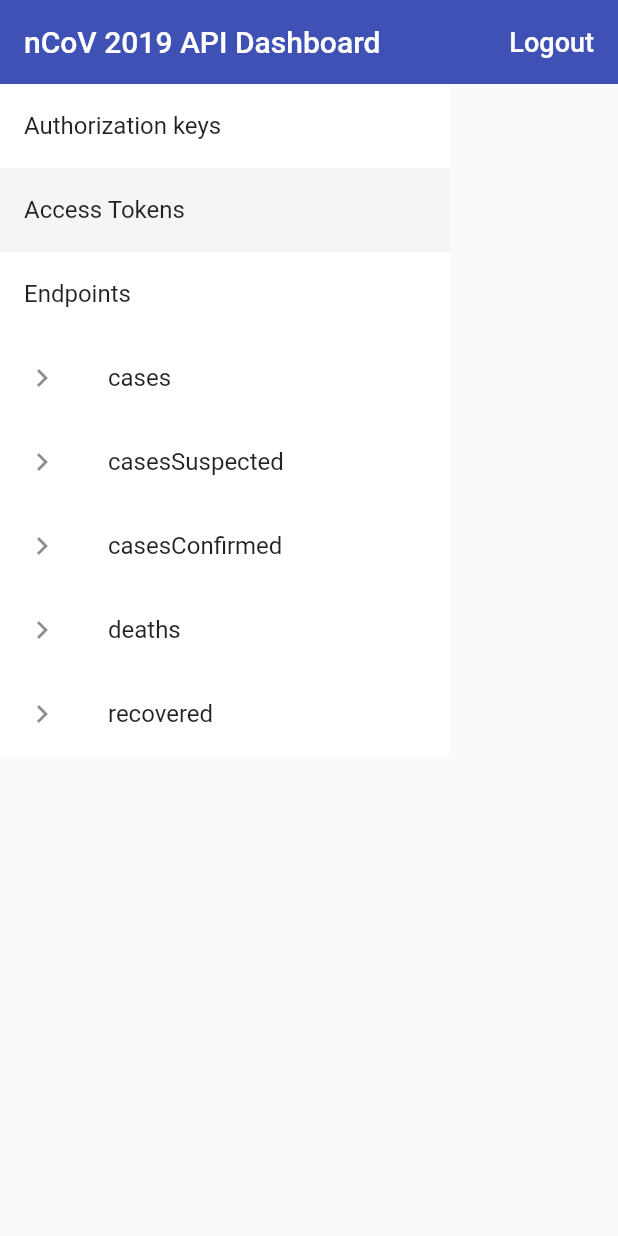
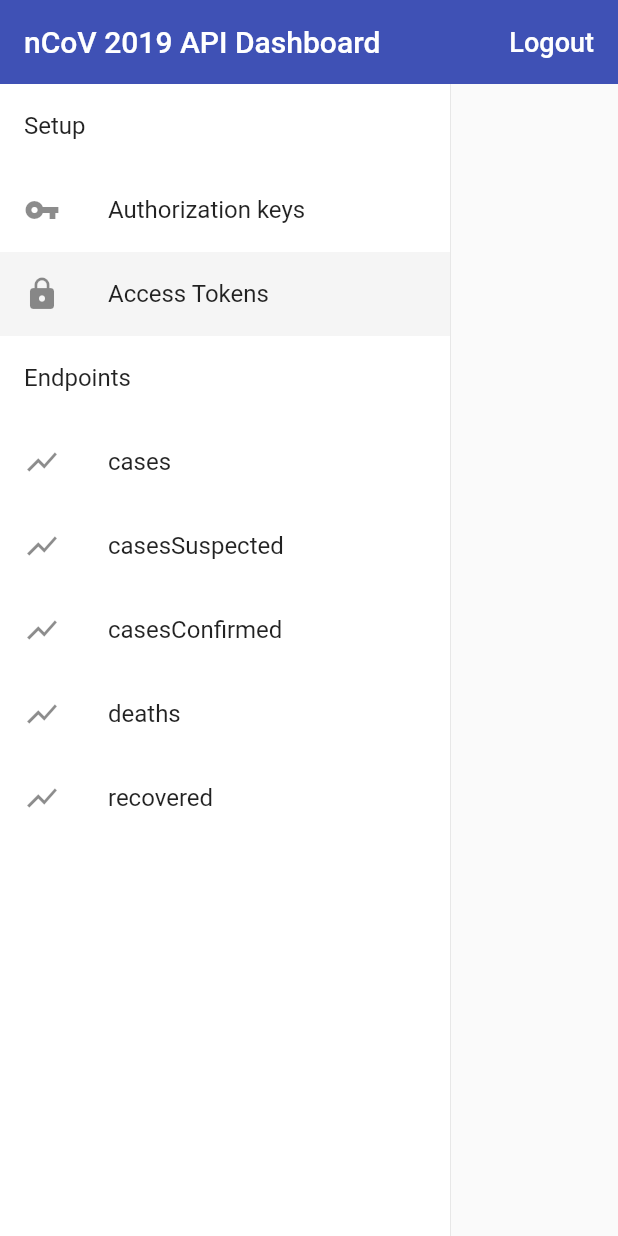
Before and after one commit to bizz84/ncov2019-api-and-webclient, a Flutter app: the screen it shows once a user with an empty profile is signed in, after a tap on "Access Tokens", on a phone screen of 412 x 824 dp. Run offline on Flutter 3.47's test engine with Material 2 defaults, Android fonts, the phone set to English and light mode, and no system bars; our stand-ins replace cloud_firestore, cloud_functions, firebase_auth, flutter_hooks, freezed_annotation; missing offline and left inert: cloud_firestore_web, cloud_functions_web, firebase_auth_web, firebase_core_web; accounts and stored records are empty; generated files the repository leaves out were written again.

Commit message:
Cleanup dashboard left panel

```diff
--- a/web_client/lib/app/dashboard/dashboard_contents.dart
+++ b/web_client/lib/app/dashboard/dashboard_contents.dart
@@ -24,12 +24,17 @@ class _DashboardContentsState extends State<DashboardContents> {
     return Row(
       mainAxisSize: MainAxisSize.max,
       children: [
-        SizedBox(
+        Container(
           width: 300,
+          color: Colors.white,
           child: DashboardLeftPanel(
             selectedPageType: _selectedPage,
             onPageSelected: _selectPage,
           ),
+        ),
+        Container(
+          width: 0.5,
+          color: Colors.grey[300],
         ),
         Expanded(
           child: _selectedPage.when(
--- a/web_client/lib/app/dashboard/dashboard_left_panel.dart
+++ b/web_client/lib/app/dashboard/dashboard_left_panel.dart
@@ -21,7 +21,9 @@ class DashboardLeftPanel extends StatelessWidget {
   Widget build(BuildContext context) {
     return ListView(
       children: [
+        DashboardListTile(title: 'Setup'),
         DashboardListTile(
+          iconData: Icons.vpn_key,
           title: 'Authorization keys',
           isSelected: selectedPageType == DashboardPageType.authorizationKeys(),
           onPressed: () => onPageSelected(
@@ -29,6 +31,7 @@ class DashboardLeftPanel extends StatelessWidget {
           ),
         ),
         DashboardListTile(
+          iconData: Icons.lock,
           title: 'Access Tokens',
           isSelected: selectedPageType == DashboardPageType.accessTokens(),
           onPressed: () => onPageSelected(
@@ -38,10 +41,10 @@ class DashboardLeftPanel extends StatelessWidget {
         DashboardListTile(title: 'Endpoints'),
         for (var endpoint in Endpoint.values)
           DashboardListTile(
+            iconData: Icons.show_chart,
             title: endpointNames[endpoint],
             isSelected:
                 selectedPageType == DashboardPageType.endpoint(endpoint),
-            isNested: true,
             onPressed: () => onPageSelected(
               DashboardPageType.endpoint(endpoint),
             ),
@@ -54,22 +57,23 @@ class DashboardLeftPanel extends StatelessWidget {
 class DashboardListTile extends StatelessWidget {
   const DashboardListTile({
     Key key,
+    this.iconData,
     @required this.title,
     this.onPressed,
     this.isSelected = false,
-    this.isNested = false,
   }) : super(key: key);
+  final IconData iconData;
   final String title;
   final VoidCallback onPressed;
   final bool isSelected;
-  final bool isNested;
 
   @override
   Widget build(BuildContext context) {
     return Container(
       color: isSelected ? Colors.grey[100] : Colors.white,
       child: ListTile(
-        leading: isNested ? Icon(Icons.chevron_right) : null,
+        //dense: true,
+        leading: iconData != null ? Icon(iconData) : null,
         title: Text(title),
         onTap: onPressed,
       ),
```
